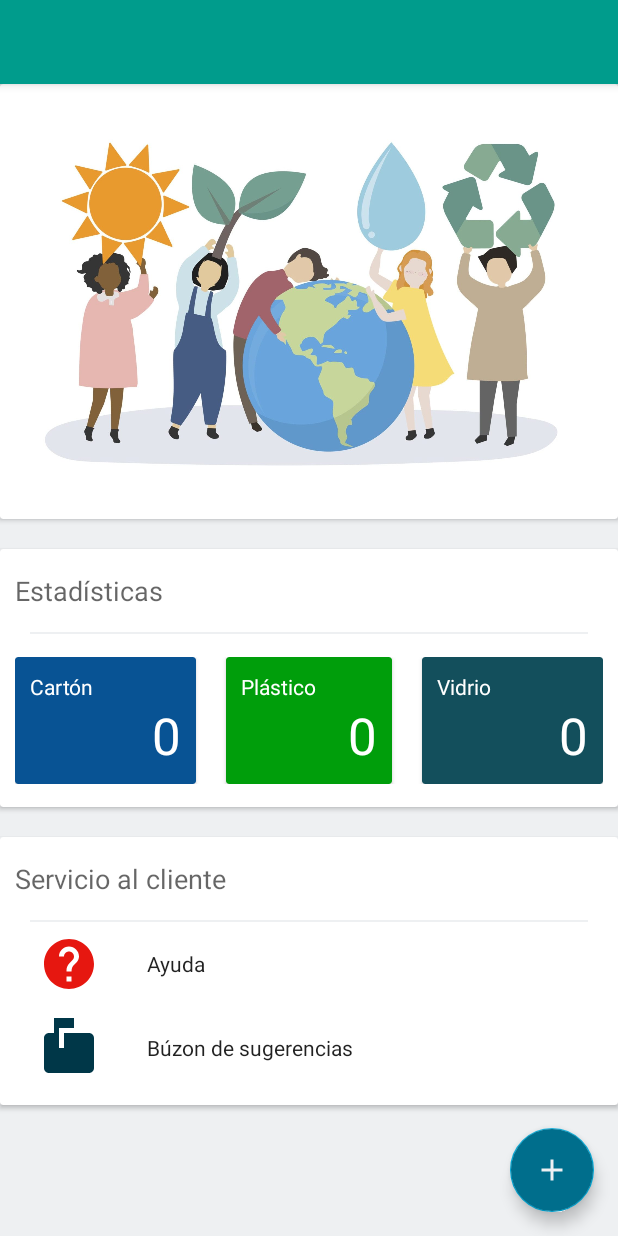
After one commit to devRobots/reciclapp, an Android app: the layout app_bar_admin_home.xml on its own in the app's theme, with its tools: preview values and no code run, on a phone screen of 412 x 824 dp. The commit adds this screen. Run offline under Robolectric (Android 15) with nearby library versions, the phone set to English and light mode, and no system bars.

Commit message:
Vista Home del Administrador

```diff
--- a/app/build.gradle
+++ b/app/build.gradle
@@ -45,8 +45,8 @@ dependencies {
     implementation 'androidx.annotation:annotation:1.1.0'
     implementation 'androidx.lifecycle:lifecycle-livedata-ktx:2.3.0'
     implementation 'androidx.lifecycle:lifecycle-viewmodel-ktx:2.3.0'
-    implementation 'androidx.navigation:navigation-fragment:2.3.5'
-    implementation 'androidx.navigation:navigation-ui:2.3.5'
+    implementation 'androidx.navigation:navigation-fragment-ktx:2.3.5'
+    implementation 'androidx.navigation:navigation-ui-ktx:2.3.5'
     testImplementation 'junit:junit:4.+'
     androidTestImplementation 'androidx.test.ext:junit:1.1.2'
     androidTestImplementation 'androidx.test.espresso:espresso-core:3.3.0'
--- a/app/src/main/res/layout/activity_home.xml
+++ b/app/src/main/res/layout/activity_admin_home.xml
@@ -9,7 +9,7 @@
     tools:openDrawer="start">
 
     <include
-        layout="@layout/app_bar_main"
+        layout="@layout/app_bar_admin_home"
         android:layout_width="match_parent"
         android:layout_height="match_parent" />
 
@@ -19,6 +19,6 @@
         android:layout_height="match_parent"
         android:layout_gravity="start"
         android:fitsSystemWindows="true"
-        app:headerLayout="@layout/nav_header_main"
-        app:menu="@menu/activity_main_drawer" />
+        app:headerLayout="@layout/nav_header_home"
+        app:menu="@menu/activity_admin_home_drawer" />
 </androidx.drawerlayout.widget.DrawerLayout>
--- /dev/null
+++ b/app/src/main/res/layout/app_bar_admin_home.xml
@@ -0,0 +1,34 @@
+<?xml version="1.0" encoding="utf-8"?>
+<androidx.coordinatorlayout.widget.CoordinatorLayout xmlns:android="http://schemas.android.com/apk/res/android"
+    xmlns:app="http://schemas.android.com/apk/res-auto"
+    xmlns:tools="http://schemas.android.com/tools"
+    android:layout_width="match_parent"
+    android:layout_height="match_parent"
+    tools:context=".ui.activity.HomeActivity">
+
+    <com.google.android.material.appbar.AppBarLayout
+        android:layout_width="match_parent"
+        android:layout_height="wrap_content"
+        android:theme="@style/Theme.Reciclapp.AppBarOverlay">
+
+        <androidx.appcompat.widget.Toolbar
+            android:id="@+id/toolbar"
+            android:layout_width="match_parent"
+            android:layout_height="?attr/actionBarSize"
+            android:background="?attr/colorPrimary"
+            app:popupTheme="@style/Theme.Reciclapp.PopupOverlay" />
+
+    </com.google.android.material.appbar.AppBarLayout>
+
+    <include layout="@layout/content_admin_home" />
+
+    <com.google.android.material.floatingactionbutton.FloatingActionButton
+        android:id="@+id/fab"
+        android:layout_width="wrap_content"
+        android:layout_height="wrap_content"
+        android:layout_gravity="bottom|end"
+        android:layout_margin="@dimen/fab_margin"
+        android:backgroundTint="@color/secundario_variante"
+        app:srcCompat="@drawable/ic_baseline_add_24" />
+
+</androidx.coordinatorlayout.widget.CoordinatorLayout>
--- a/app/src/main/res/layout/app_bar_main.xml
+++ b/app/src/main/res/layout/app_bar_home.xml
@@ -20,7 +20,7 @@
 
     </com.google.android.material.appbar.AppBarLayout>
 
-    <include layout="@layout/content_main" />
+    <include layout="@layout/content_home" />
 
     <com.google.android.material.floatingactionbutton.FloatingActionButton
         android:id="@+id/fab"
--- a/app/src/main/res/layout/content_main.xml
+++ b/app/src/main/res/layout/content_admin_home.xml
@@ -5,9 +5,9 @@
     android:layout_width="match_parent"
     android:layout_height="match_parent"
     app:layout_behavior="@string/appbar_scrolling_view_behavior"
-    tools:showIn="@layout/app_bar_main">
+    tools:showIn="@layout/app_bar_admin_home">
 
-    <fragment
+    <androidx.fragment.app.FragmentContainerView
         android:id="@+id/nav_host_fragment"
         android:name="androidx.navigation.fragment.NavHostFragment"
         android:layout_width="match_parent"
@@ -16,5 +16,5 @@
         app:layout_constraintLeft_toLeftOf="parent"
         app:layout_constraintRight_toRightOf="parent"
         app:layout_constraintTop_toTopOf="parent"
-        app:navGraph="@navigation/home_nav" />
+        app:navGraph="@navigation/home_admin_nav" />
 </androidx.constraintlayout.widget.ConstraintLayout>
--- /dev/null
+++ b/app/src/main/res/navigation/home_admin_nav.xml
@@ -0,0 +1,12 @@
+<?xml version="1.0" encoding="utf-8"?>
+<navigation xmlns:android="http://schemas.android.com/apk/res/android"
+	xmlns:app="http://schemas.android.com/apk/res-auto"
+	xmlns:tools="http://schemas.android.com/tools"
+	android:id="@+id/home_admin_nav"
+	app:startDestination="@id/homeFragment">
+	<fragment
+		android:id="@+id/homeFragment"
+		android:name="co.edu.uniquindio.reciclapp.ui.fragment.HomeFragment"
+		android:label="fragment_admin_home"
+		tools:layout="@layout/fragment_admin_home" />
+</navigation>
--- a/app/src/main/res/navigation/main_nav.xml
+++ b/app/src/main/res/navigation/main_nav.xml
@@ -40,6 +40,6 @@
 			android:id="@+id/action_registroFragment_to_mobile_navigation"
 			app:destination="@id/mobile_navigation" />
 	</fragment>
-	<include app:graph="@navigation/home_nav" />
+	<include app:graph="@navigation/home_user_nav" />
 
 </navigation>
```
Also changed, not shown: app/src/main/AndroidManifest.xml (+6 -5 lines), app/src/main/java/co/edu/uniquindio/reciclapp/ui/activity/AdminHomeActivity.kt (added, +57 -0 lines), app/src/main/res/layout/content_home.xml (added, +20 -0 lines), app/src/main/res/layout/fragment_admin_home.xml (added, +236 -0 lines), app/src/main/res/menu/activity_admin_home_drawer.xml (added, +20 -0 lines), app/src/main/res/menu/admin_home.xml (added, +8 -0 lines), app/src/main/res/layout/nav_header_home.xml (renamed from app/src/main/res/layout/nav_header_main.xml), app/src/main/res/menu/activity_home_drawer.xml (renamed from app/src/main/res/menu/activity_main_drawer.xml), app/src/main/res/navigation/home_user_nav.xml (renamed from app/src/main/res/navigation/home_nav.xml).
